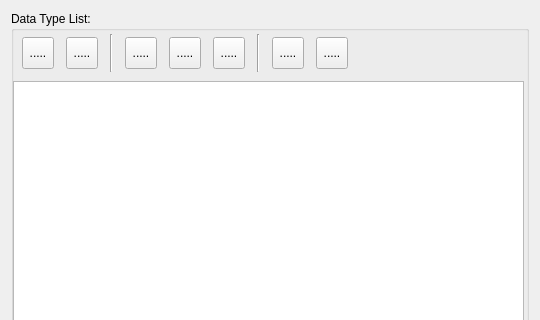
Above: sources/lusan/view/si/ui/SIDataTypeList.ui from aregtech/areg-sdk-tools before the change; both pictures show x 0 to 540 and y 0 to 320 of the 540 by 600 pixel window. Below: the same form after it.
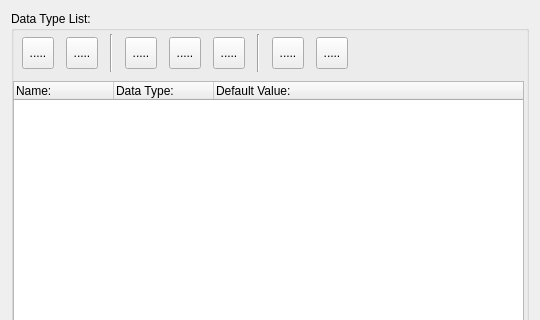
That is the form after the change. Icons and pictures are not drawn.

Commit message: Updating Data Type page changes.

Diff of the .ui file:
```diff
--- a/sources/lusan/view/si/ui/SIDataTypeList.ui
+++ b/sources/lusan/view/si/ui/SIDataTypeList.ui
@@ -369,25 +369,13 @@
         <number>0</number>
        </property>
        <item>
-        <widget class="QTableView" name="tableTypes">
+        <widget class="QTreeWidget" name="treeTypes">
          <property name="cursor" stdset="0">
           <cursorShape>PointingHandCursor</cursorShape>
          </property>
          <property name="mouseTracking">
           <bool>true</bool>
          </property>
-         <property name="contextMenuPolicy">
-          <enum>Qt::ContextMenuPolicy::NoContextMenu</enum>
-         </property>
-         <property name="autoFillBackground">
-          <bool>true</bool>
-         </property>
-         <property name="midLineWidth">
-          <number>1</number>
-         </property>
-         <property name="verticalScrollBarPolicy">
-          <enum>Qt::ScrollBarPolicy::ScrollBarAsNeeded</enum>
-         </property>
          <property name="editTriggers">
           <set>QAbstractItemView::EditTrigger::DoubleClicked|QAbstractItemView::EditTrigger::SelectedClicked</set>
          </property>
@@ -409,33 +397,39 @@
            <height>16</height>
           </size>
          </property>
-         <property name="textElideMode">
-          <enum>Qt::TextElideMode::ElideRight</enum>
-         </property>
-         <property name="wordWrap">
+         <property name="sortingEnabled">
           <bool>false</bool>
          </property>
-         <property name="cornerButtonEnabled">
+         <property name="animated">
+          <bool>true</bool>
+         </property>
+         <property name="allColumnsShowFocus">
           <bool>false</bool>
          </property>
-         <property name="columnCount" stdset="0">
+         <property name="columnCount">
           <number>3</number>
          </property>
-         <attribute name="horizontalHeaderCascadingSectionResizes">
-          <bool>true</bool>
-         </attribute>
-         <attribute name="horizontalHeaderMinimumSectionSize">
-          <number>60</number>
-         </attribute>
-         <attribute name="horizontalHeaderStretchLastSection">
-          <bool>true</bool>
-         </attribute>
-         <attribute name="verticalHeaderVisible">
+         <attribute name="headerCascadingSectionResizes">
           <bool>false</bool>
          </attribute>
-         <attribute name="verticalHeaderHighlightSections">
-          <bool>false</bool>
+         <attribute name="headerMinimumSectionSize">
+          <number>50</number>
          </attribute>
+         <column>
+          <property name="text">
+           <string>Name:</string>
+          </property>
+         </column>
+         <column>
+          <property name="text">
+           <string>Data Type:</string>
+          </property>
+         </column>
+         <column>
+          <property name="text">
+           <string>Default Value:</string>
+          </property>
+         </column>
         </widget>
        </item>
       </layout>
```
Left out of the diff: 11 changed lines with no effect on the pictures. The commit also changes 35 other files.
